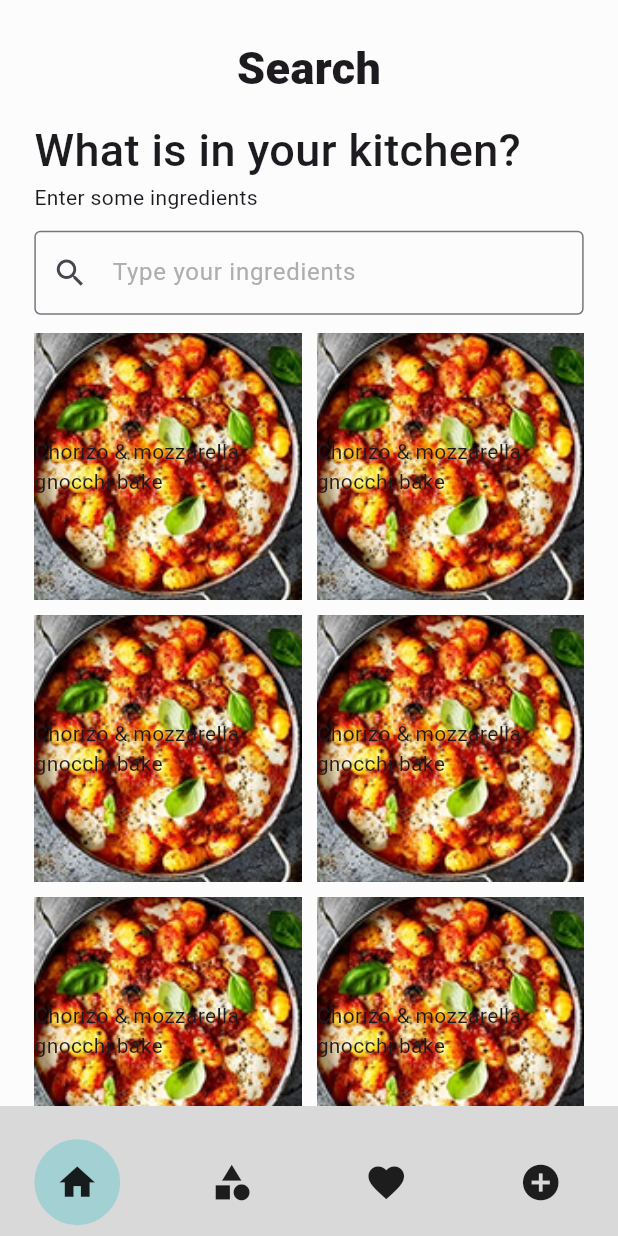
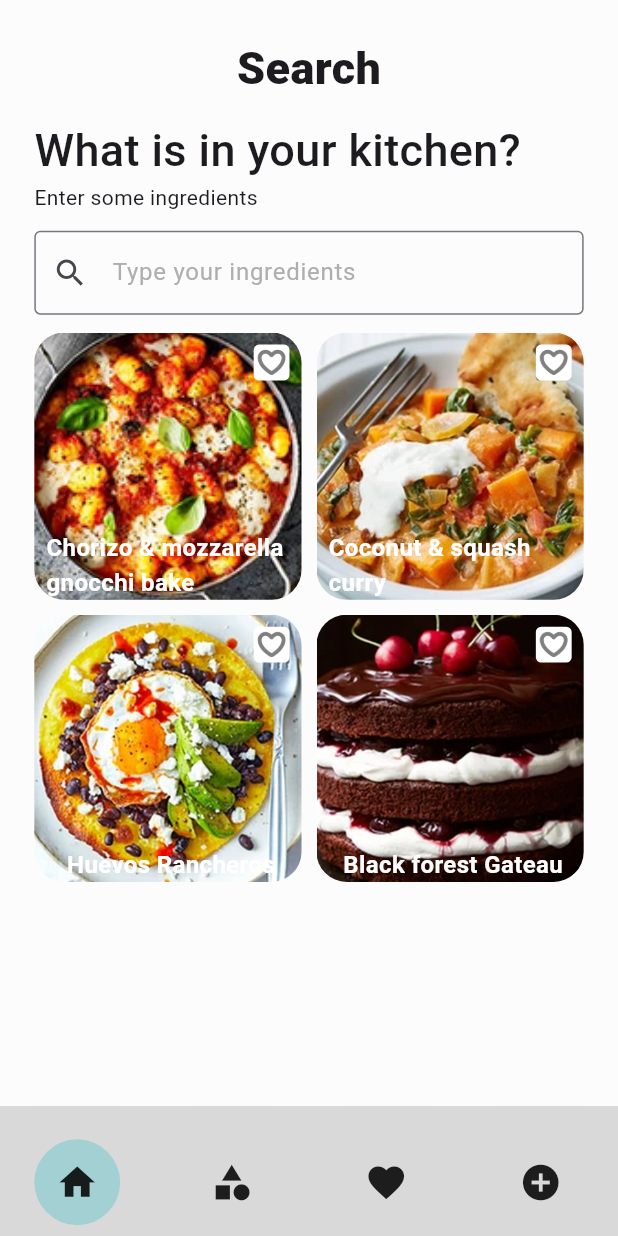
Before and after one commit to ManXliu/food-app, a Flutter app: the screen it shows after launch, on a phone screen of 412 x 824 dp. Run offline on Flutter 3.47's test engine with Material 3 defaults, Android fonts, the phone set to English and light mode, and no system bars; our stand-ins replace flutter_riverpod, flutter_screenutil, go_router, riverpod_annotation; missing offline and left inert: alarm; generated files the repository leaves out were written again.

Commit message:
根据foodLis加载gridview

```diff
--- a/lib/model/food_model.dart
+++ b/lib/model/food_model.dart
@@ -1,18 +1,46 @@
-
 import 'package:json_annotation/json_annotation.dart';
 
 part 'food_model.g.dart';
 
 @JsonSerializable()
 class FoodModel {
-  BigInt id;
+  int id;
   String? picturePath;
   String? title;
+  String? kcal;
+  String? clock;
 
   FoodModel(this.id);
+
+  FoodModel.name(this.id, this.picturePath, this.title, this.kcal, this.clock);
 
   factory FoodModel.fromJson(Map<String, dynamic> json) =>
       _$FoodModelFromJson(json);
 
   Map<String, dynamic> toJson() => _$FoodModelToJson(this);
 }
+
+List foodList = [
+  FoodModel.name(
+    1,
+    "assets/images/food1.png",
+    "Chorizo & mozzarella gnocchi bake",
+    "350",
+    "45",
+  ),
+  FoodModel.name(
+    2,
+    "assets/images/food2.png",
+    "Coconut & squash curry",
+    "250",
+    "30",
+  ),
+  FoodModel.name(3, "assets/images/food3.png", "Huevos Rancheros", "125", "20"),
+  FoodModel.name(
+    4,
+    "assets/images/food4.png",
+    "Black forest Gateau",
+    "250",
+    "45",
+  ),
+];
--- a/lib/page/favorities.dart
+++ b/lib/page/favorities.dart
@@ -1,4 +1,5 @@
 import 'package:flutter/material.dart';
+import 'package:flutter_screenutil/flutter_screenutil.dart';
 
 // 喜爱
 class Favorities extends StatefulWidget {
@@ -11,6 +12,6 @@ class Favorities extends StatefulWidget {
 class _FavoritiesState extends State<Favorities> {
   @override
   Widget build(BuildContext context) {
-    return const Text('Favorities');
+    return Text('123123');
   }
 }
--- a/lib/page/home.dart
+++ b/lib/page/home.dart
@@ -2,7 +2,7 @@ import 'package:first_flutter_project/component/custom_bottom_navigator_item.dar
 import 'package:first_flutter_project/page/categories.dart';
 import 'package:first_flutter_project/page/favorities.dart';
 import 'package:first_flutter_project/page/recipe.dart';
-import 'package:first_flutter_project/page/search.dart' show Search;
+import 'package:first_flutter_project/page/search/search.dart' show Search;
 import 'package:first_flutter_project/provider/home_index.dart';
 import 'package:flutter/material.dart';
 import 'package:flutter_riverpod/flutter_riverpod.dart';
--- /dev/null
+++ b/lib/page/search/gridview_item.dart
@@ -0,0 +1,62 @@
+import 'package:first_flutter_project/model/food_model.dart';
+import 'package:flutter/material.dart';
+import 'package:flutter_screenutil/flutter_screenutil.dart';
+
+class GridViewItem extends StatelessWidget {
+  const GridViewItem({super.key, required this.foodModel});
+
+  final FoodModel foodModel;
+
+  @override
+  Widget build(BuildContext context) {
+    return Stack(
+      clipBehavior: Clip.none,
+      children: [
+        Container(
+          alignment: AlignmentGeometry.bottomRight,
+          decoration: BoxDecoration(
+            borderRadius: BorderRadiusGeometry.all(Radius.circular(20)),
+            image: DecorationImage(
+              fit: BoxFit.cover,
+              image: AssetImage(foodModel.picturePath!),
+            ),
+          ),
+        ),
+        Positioned(
+          bottom: 0.h,
+          left: 7.w,
+          height: 60.h,
+          width: ScreenUtil().screenWidth / 2 - 40,
+          child: Align(
+            alignment: AlignmentGeometry.bottomCenter,
+            child: Text(
+              textAlign: TextAlign.start,
+              '${foodModel.title}',
+              style: TextStyle(
+                color: Colors.white,
+                fontWeight: FontWeight.w600,
+                fontSize: 16,
+              ),
+              maxLines: 3,
+              overflow: TextOverflow.ellipsis,
+            ),
+          ),
+        ),
+        Positioned(
+          top: 8,
+          right: 8,
+          child: Container(
+            decoration: BoxDecoration(
+              color: Colors.white,
+              borderRadius: BorderRadius.circular(3.h),
+            ),
+            height: 20.h,
+            width: 20.h,
+            padding: EdgeInsetsGeometry.all(2.h),
+            child: Image(image: AssetImage('assets/images/heart.png')),
+          ),
+        ),
+      ],
+    );
+  }
+}
--- a/lib/page/search.dart
+++ b/lib/page/search/search.dart
@@ -1,5 +1,8 @@
+import 'package:first_flutter_project/model/food_model.dart';
 import 'package:flutter/material.dart';
 import 'package:flutter_screenutil/flutter_screenutil.dart';
+
+import 'gridview_item.dart';
 
 class Search extends StatefulWidget {
   const Search({super.key});
@@ -49,19 +52,9 @@ class _SearchState extends State<Search> {
                 mainAxisSpacing: 10, // 垂直间距
                 childAspectRatio: 1.0, // 子项宽高比
               ),
-              itemCount: 20, // 项目总数
+              itemCount: foodList.length, // 项目总数
               itemBuilder: (context, index) {
-                return Container(
-                  decoration: BoxDecoration(
-                    image: DecorationImage(
-                      fit: BoxFit.cover,
-                      image: AssetImage('assets/images/food1.png'),
-                    ),
-                  ),
-                  child: Center(
-                    child: Text('Chorizo & mozzarella gnocchi bake'),
-                  ),
-                );
+                return GridViewItem(foodModel: foodList[index]);
               },
             ),
           ),
```
Also changed, not shown: assets/images/clock.png (added), assets/images/fire.png (added), assets/images/food2.png (added), assets/images/food3.png (added), assets/images/food4.png (added), assets/images/heart.png (added), lib/model/food_model.g.dart.
